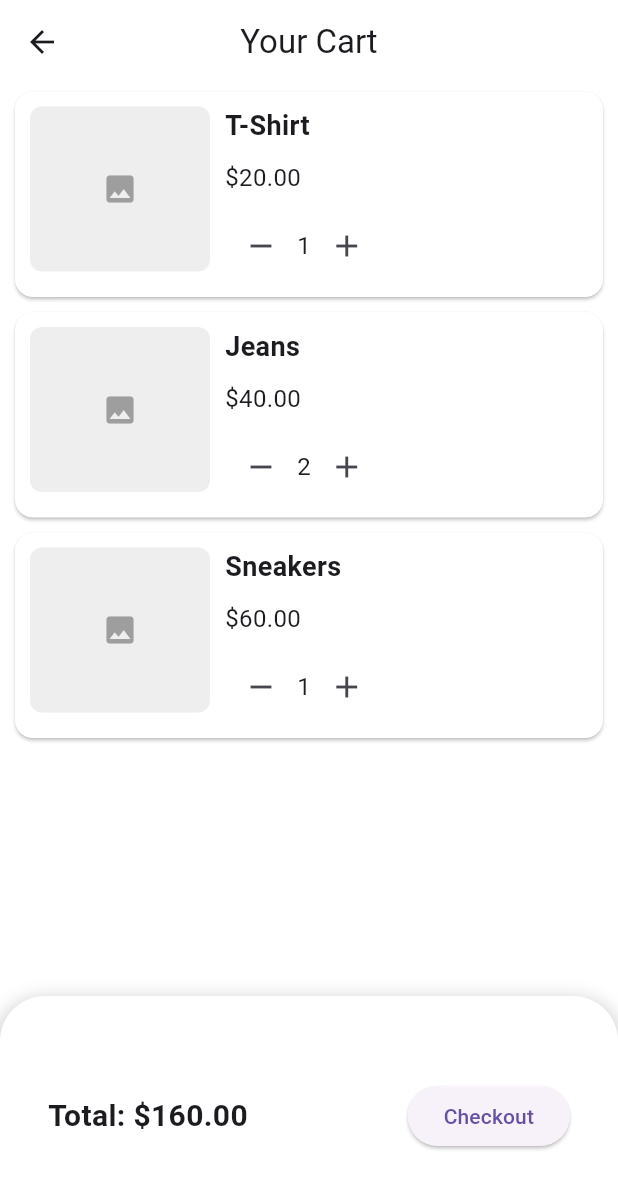
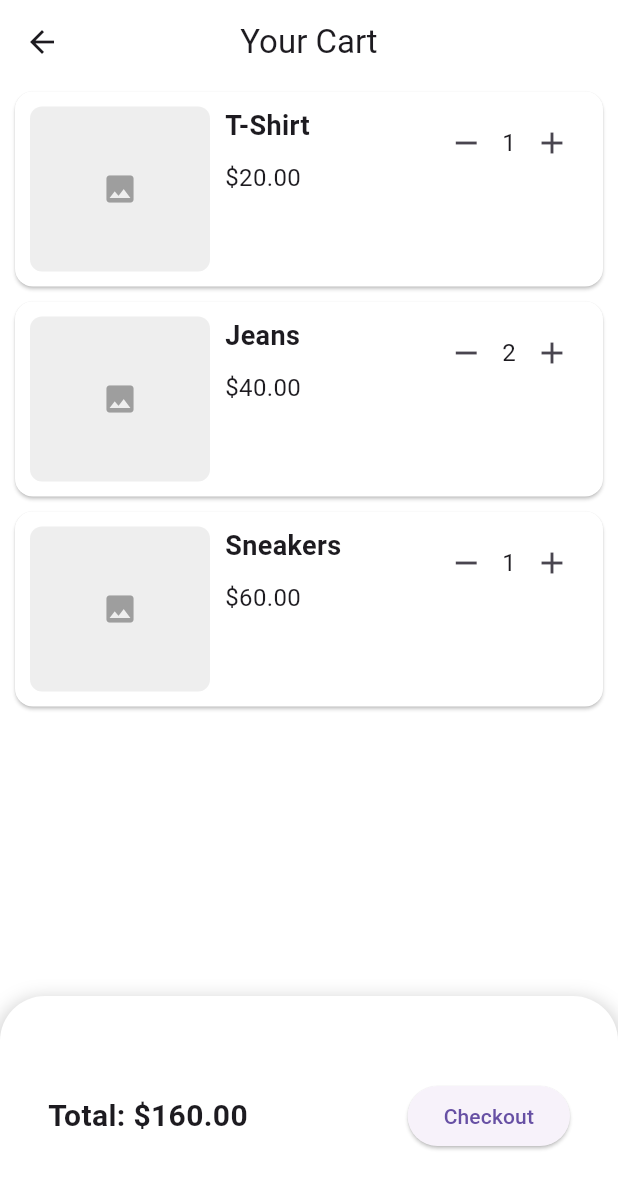
Before and after one commit to hadishamoun1/vesti-app, a Flutter app: the CartScreen screen opened directly, on a phone screen of 412 x 824 dp. Shown: the top 1189 px of the screen. Run offline on Flutter 3.47's test engine with Material 3 defaults, Android fonts, the phone set to English and light mode, and no system bars; our stand-ins replace geolocator, image_picker, jwt_decoder, permission_handler, shared_preferences; missing offline and left inert: flutter_background_geolocation; accounts and stored records are empty.

Commit message:
Fixed plus and minus icons to appear at the right side

```diff
--- a/lib/screens/Cart.dart
+++ b/lib/screens/Cart.dart
@@ -85,8 +85,14 @@ class _CartScreenState extends State<CartScreen> {
                                 style: TextStyle(fontSize: 16),
                               ),
                               SizedBox(height: 10),
-                              // Quantity controls
-                              Row(
+                            ],
+                          ),
+                        ),
+                        // Quantity controls aligned to the right
+                        Align(
+                          alignment: Alignment.centerRight,
+                          child: Row(
+                            mainAxisAlignment: MainAxisAlignment.end,
                             children: [
                               IconButton(
                                 icon: Icon(Icons.remove),
@@ -99,8 +105,6 @@ class _CartScreenState extends State<CartScreen> {
                               IconButton(
                                 icon: Icon(Icons.add),
                                 onPressed: () => _incrementQuantity(index),
-                                  ),
-                                ],
                               ),
                             ],
                           ),
```
Lines whose indentation alone changed are shown as unchanged.
